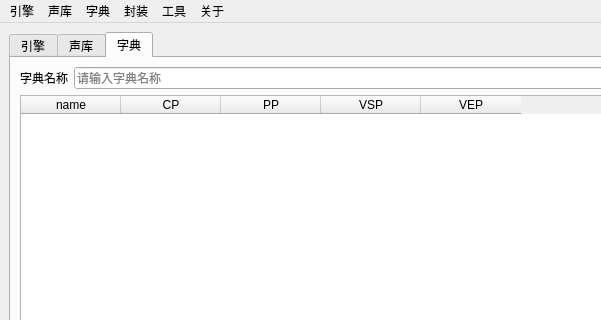
First picture: the form in mainwindow.ui, repository Infinity-Voice-Synthesis/InfinityModuleTool, before the edit; both pictures show x 0 to 601 and y 0 to 320 of the 952 by 713 pixel window.
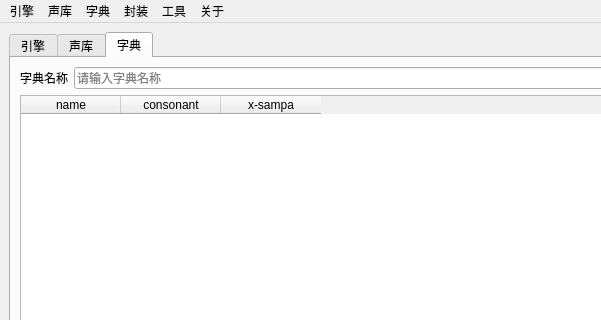
Second picture: the form after the edit. The open tabs and pages were chosen to show the change. Icons and pictures are not drawn. Custom widgets are drawn as their Qt base class.

Commit message: x-sampa支持

Diff of the .ui file:
```diff
--- a/mainwindow.ui
+++ b/mainwindow.ui
@@ -1390,22 +1390,12 @@
            </column>
            <column>
             <property name="text">
-             <string>CP</string>
+             <string>consonant</string>
             </property>
            </column>
            <column>
             <property name="text">
-             <string>PP</string>
-            </property>
-           </column>
-           <column>
-            <property name="text">
-             <string>VSP</string>
-            </property>
-           </column>
-           <column>
-            <property name="text">
-             <string>VEP</string>
+             <string>x-sampa</string>
             </property>
            </column>
           </widget>
```
Left out of the diff: 20 changed lines with no effect on the pictures. The commit also changes 9 other files.
